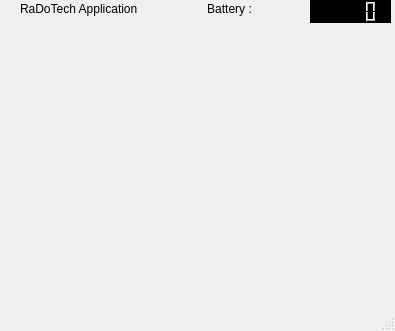
Before: the Qt Designer form mainwindow.ui in andreias144/3004Final, drawn with Qt 5.
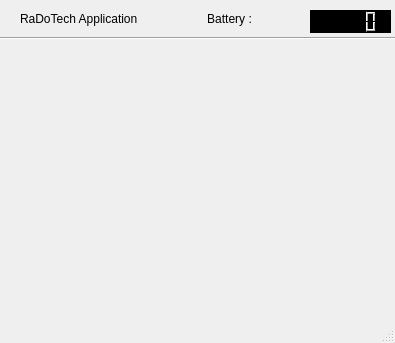
After: the same form once the commit is applied.

Commit message: added header divider line, added radotech image to menupage

```diff
--- a/mainwindow.ui
+++ b/mainwindow.ui
@@ -7,7 +7,7 @@
     <x>0</x>
     <y>0</y>
     <width>395</width>
-    <height>331</height>
+    <height>343</height>
    </rect>
   </property>
   <property name="windowTitle">
@@ -24,9 +24,9 @@
     <property name="geometry">
      <rect>
       <x>0</x>
-      <y>20</y>
-      <width>461</width>
-      <height>291</height>
+      <y>40</y>
+      <width>401</width>
+      <height>281</height>
      </rect>
     </property>
     <widget class="QWidget" name="page">
@@ -44,11 +44,14 @@
     <property name="geometry">
      <rect>
       <x>20</x>
-      <y>0</y>
+      <y>10</y>
       <width>421</width>
       <height>17</height>
      </rect>
     </property>
+    <property name="styleSheet">
+     <string notr="true"/>
+    </property>
     <property name="text">
     <string>RaDoTech Application                     Battery :</string>
    </property>
@@ -57,7 +60,7 @@
    <property name="geometry">
     <rect>
      <x>310</x>
-     <y>0</y>
+      <y>10</y>
      <width>81</width>
      <height>23</height>
     </rect>
@@ -66,6 +69,19 @@
     <string notr="true">background-color: rgb(0, 0, 0);</string>
     </property>
    </widget>
+   <widget class="Line" name="line">
+    <property name="geometry">
+     <rect>
+      <x>0</x>
+      <y>30</y>
+      <width>401</width>
+      <height>16</height>
+     </rect>
+    </property>
+    <property name="orientation">
+     <enum>Qt::Horizontal</enum>
+    </property>
+   </widget>
   </widget>
   <widget class="QMenuBar" name="menubar">
    <property name="geometry">
```
Lines whose indentation alone changed are shown as unchanged. The commit also changes 8 other files.
